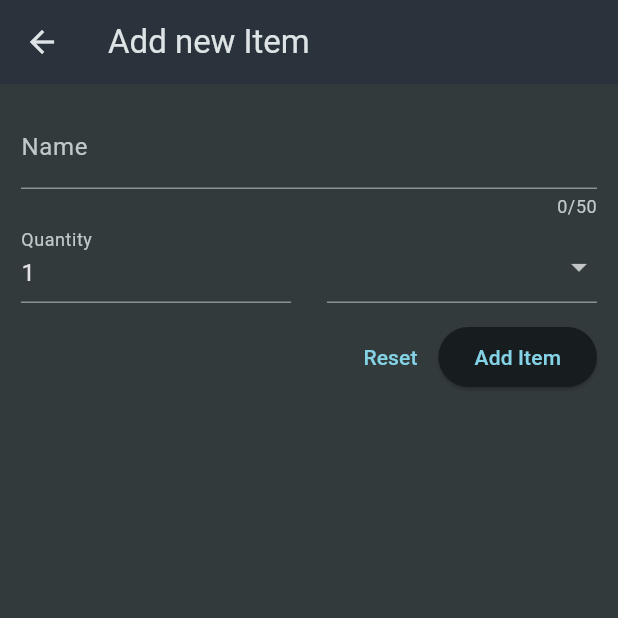
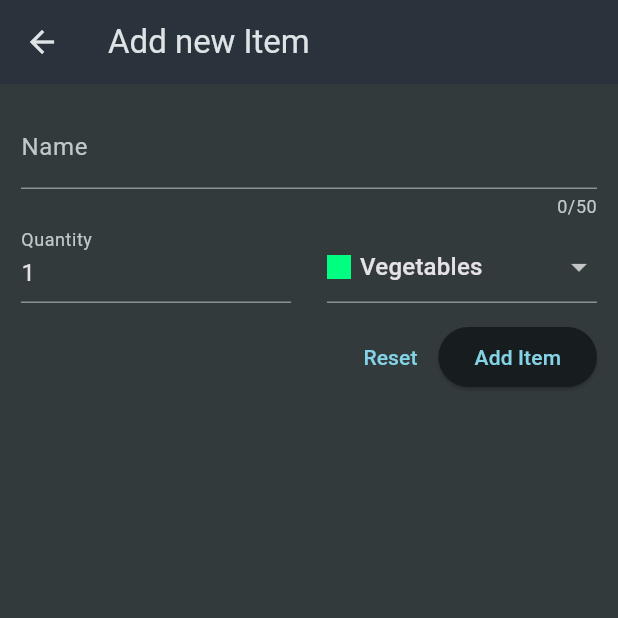
Before and after one commit to Trykea/Shopping_List_App, a Flutter app: the screen it shows after launch, after a tap on the "add" icon, on a phone screen of 412 x 824 dp, the top half of it. Run offline on Flutter 3.47's test engine with Material 3 defaults, Android fonts, the phone set to English and light mode, and no system bars; network calls fail.

Commit message:
passed data from new_item to Grocery_list + added validation for empty list + added Dismissible to remove item from list when swipe

```diff
--- a/lib/widgets/grocery_list.dart
+++ b/lib/widgets/grocery_list.dart
@@ -1,9 +1,8 @@
 import 'package:flutter/material.dart';
 
 import 'package:shopping_list_app/data/dummy_items.dart';
+import 'package:shopping_list_app/models/grocery_item.dart';
 import 'package:shopping_list_app/widgets/new_item.dart';
-
-
 
 class GroceryList extends StatefulWidget {
   const GroceryList({super.key});
@@ -13,31 +12,81 @@ class GroceryList extends StatefulWidget {
 }
 
 class _GroceryListState extends State<GroceryList> {
-  void _addItem(){
-    Navigator.of(context).push(MaterialPageRoute(builder: (ctx) => NewItem()));
+  final List<GroceryItem> _groceryItems = [];
+
+  void _addItem() async {
+    final newItem = await Navigator.of(context)
+        .push<GroceryItem>(MaterialPageRoute(builder: (ctx) => NewItem()));
+    if (newItem == null) {
+      return;
+    }
+    setState(() {
+      _groceryItems.add(newItem);
+    });
   }
+
+  void _removeItem(GroceryItem item) {
+    setState(() {
+      _groceryItems.remove(item);
+    });
+  }
+
   @override
   Widget build(BuildContext context) {
     return Scaffold(
       appBar: AppBar(
         title: const Text('Your groceries'),
         actions: [
-          IconButton(onPressed:_addItem,
-            icon: const Icon(Icons.add),)
+          IconButton(
+            onPressed: _addItem,
+            icon: const Icon(Icons.add),
+          )
         ],
       ),
-      body: ListView.builder(
-          itemCount: groceryItems.length,
-          itemBuilder: (ctx, index) =>
-              ListTile(
-                title: Text(groceryItems[index].name),
+      body: _groceryItems.isEmpty
+          ? Center(
+        child: Column(
+          mainAxisAlignment: MainAxisAlignment.center,
+          crossAxisAlignment: CrossAxisAlignment.center,
+          children: [
+            Container(
+              width: 200,
+              height: 200,
+              child: Image.network(
+                'https://cdn4.iconfinder.com/data/icons/office-vol-1-11/16/clipboard-empty-list-shipping-512.png',
+                fit: BoxFit.cover,
+                errorBuilder: (context, error, stackTrace) {
+                  return const Text('Failed to load image');
+                },
+              ),
+            ),
+            const SizedBox(
+              height: 50,
+            ),
+            Text(
+              'You have no item 💤💤',
+              style: TextStyle(fontSize: 20, fontWeight: FontWeight.bold),
+              textAlign: TextAlign.center,
+            )
+          ],
+        ),
+      )
+          : ListView.builder(
+          itemCount: _groceryItems.length,
+          itemBuilder: (ctx, index) => Dismissible(
+              key: ValueKey(_groceryItems[index].id,),
+              onDismissed: (direction) {
+                _removeItem(_groceryItems[index]);
+              },
+              child: ListTile(
+                title: Text(_groceryItems[index].name),
                 leading: Container(
                   width: 24,
                   height: 24,
-                  color: groceryItems[index].category.color,
+                  color: _groceryItems[index].category.color,
                 ),
-                trailing: Text(groceryItems[index].quantity.toString()),
-              )),
+                trailing: Text(_groceryItems[index].quantity.toString()),
+              ))),
     );
   }
 }
--- a/lib/widgets/new_item.dart
+++ b/lib/widgets/new_item.dart
@@ -1,7 +1,7 @@
-
 import 'package:flutter/material.dart';
 import 'package:shopping_list_app/data/categories.dart';
 import 'package:shopping_list_app/models/category.dart';
+import 'package:shopping_list_app/models/grocery_item.dart';
 
 class NewItem extends StatefulWidget {
   const NewItem({super.key});
@@ -16,15 +16,16 @@ class _NewItemState extends State<NewItem> {
   var _enteredQuantity = 1;
   var _selectedCategory = categories[Categories.vegetables];
 
-  void _saveItem(){
+  void _saveItem() {
     if (_formkey.currentState!.validate()) {
       _formkey.currentState!.save();
-      print(_enteredName);
-      print(_enteredQuantity);
-      print(_selectedCategory);
+      Navigator.of(context).pop(GroceryItem(id: DateTime.now().toString(),
+          name: _enteredName,
+          quantity: _enteredQuantity,
+          category: _selectedCategory!));
+    }
   }
 
-  }
   @override
   Widget build(BuildContext context) {
     return Scaffold(
@@ -45,13 +46,17 @@ class _NewItemState extends State<NewItem> {
                   validator: (value) {
                     if (value == null ||
                         value.isEmpty ||
-                    value.trim().length <= 1 ||
-                    value.trim().length > 50) {
+                        value
+                            .trim()
+                            .length <= 1 ||
+                        value
+                            .trim()
+                            .length > 50) {
                       return 'Must between 1 and 50 characters';
                     }
                     return null;
                   },
-              onSaved: (value){
+                  onSaved: (value) {
                     _enteredName = value!;
                   },
                 ),
@@ -68,13 +73,13 @@ class _NewItemState extends State<NewItem> {
                         validator: (value) {
                           if (value == null ||
                               value.isEmpty ||
-                          int.tryParse(value)== null ||
+                              int.tryParse(value) == null ||
                               int.tryParse(value)! <= 0) {
                             return 'Must be a valid, positive number';
                           }
                           return null;
                         },
-                    onSaved: (value){
+                        onSaved: (value) {
                           _enteredQuantity = int.parse(value!);
                         },
                       ),
@@ -83,10 +88,12 @@ class _NewItemState extends State<NewItem> {
                       width: 24,
                     ),
                     Expanded(
-                  child: DropdownButtonFormField(items: [
+                      child: DropdownButtonFormField(
+                         value: _selectedCategory,   items: [
+
                         for (final category in categories.entries)
                           DropdownMenuItem(
-                          value: _selectedCategory,
+                              value: category.value,
                               child: Row(
                                 children: [
                                   Container(
@@ -97,11 +104,14 @@ class _NewItemState extends State<NewItem> {
                                   const SizedBox(
                                     width: 6,
                                   ),
-                              Text(category.value.title),
+                                  Text(category.value.title,
+                                    overflow: TextOverflow.ellipsis,),
+
                                 ],
-                          ))
+                              ),
+                          ),
                       ], onChanged: (value) {
-                    _selectedCategory = value!;
+                        _selectedCategory = value! as Category?;
                       }),
                     )
                   ],
@@ -115,7 +125,8 @@ class _NewItemState extends State<NewItem> {
                     TextButton(onPressed: () {
                       _formkey.currentState!.reset();
                     }, child: const Text('Reset')),
-                ElevatedButton(onPressed: _saveItem, child: const Text('Add Item')),
+                    ElevatedButton(
+                        onPressed: _saveItem, child: const Text('Add Item')),
                   ],
                 )
               ],
```
Lines whose indentation alone changed are shown as unchanged.
